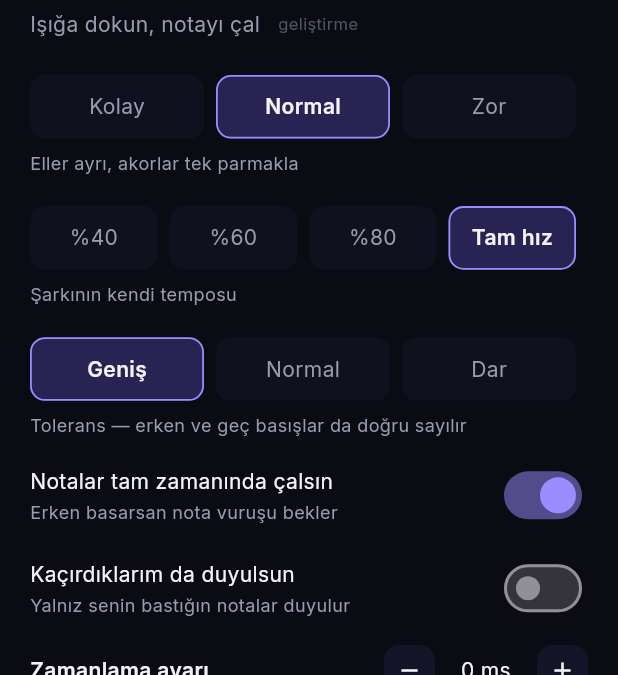
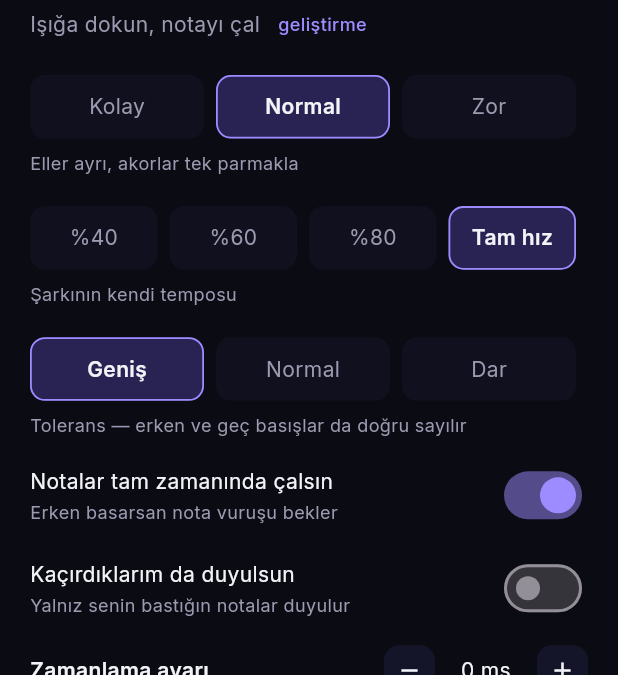
Before and after one commit to omerrdeniz/Claude, a Flutter app: the screen it shows after launch, on a phone screen of 412 x 824 dp, the part 102-777 px from its top. Run offline on Flutter 3.47's test engine with Material 3 defaults, Android fonts, the phone set to English and light mode, and no system bars; our stand-ins replace web; missing offline and left inert: dart:js_interop, flutter_pcm_sound.

Commit message:
Sürüm yazısını okunur yap
Oyuncu nerede yazdığını sordu; bulamamış olması cevabın parçası.
Soluk gri yerine vurgu renginde ve bir punto büyük. Bir sürüm
numarasının tek işi okunmak.

Co-Authored-By: Claude Opus 5 <noreply@anthropic.com>
Claude-Session: https://claude.ai/code/session_01X8D1rafw7wEAEnAeomtREc

```diff
--- a/lib/screens/song_list_screen.dart
+++ b/lib/screens/song_list_screen.dart
@@ -121,13 +121,16 @@ class _SongListScreenState extends State<SongListScreen> {
                   ),
                 ),
                 const SizedBox(width: 12),
-                // Which build this is. Without it there is no way to tell a
-                // fix that did not work from a fix that never arrived.
+                // Which build this is. Without it there is no way to tell
+                // a fix that did not work from a fix that never arrived —
+                // and it has to be legible to do that job. It was set at
+                // half the muted colour and the player could not find it.
                 Text(
                   versionLabel,
-                  style: TextStyle(
-                    color: AppTheme.textMuted.withValues(alpha: 0.5),
-                    fontSize: 11,
+                  style: const TextStyle(
+                    color: AppTheme.accentSoft,
+                    fontSize: 12,
+                    fontWeight: FontWeight.w500,
                   ),
                 ),
               ],
```
